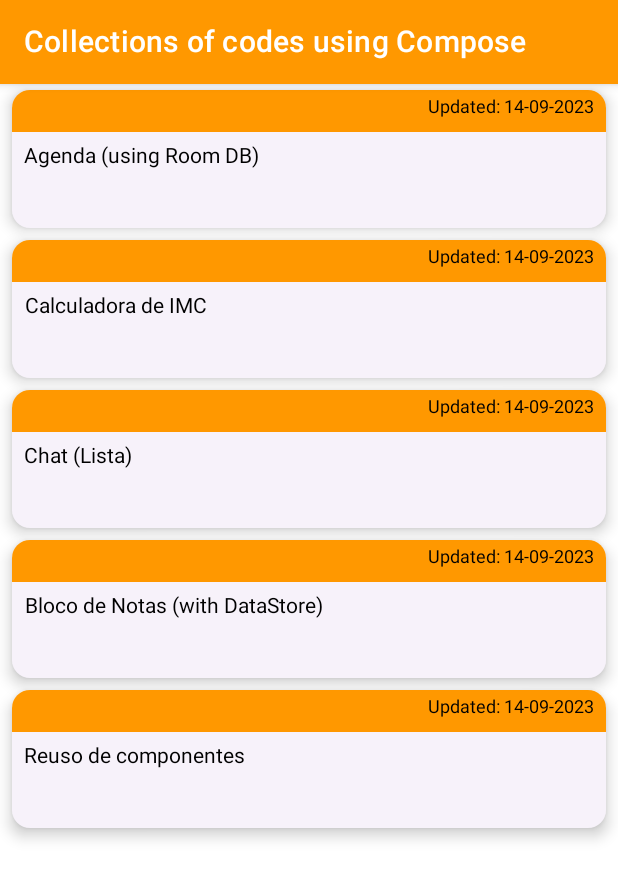
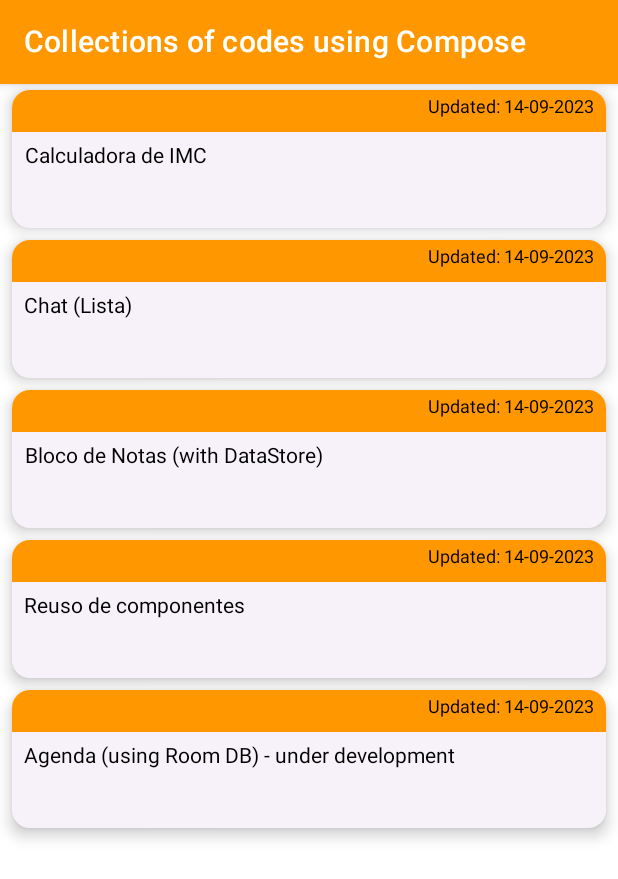
Before and after one commit to giovanileitevitor/TestingApp, an Android app built with Jetpack Compose: the screen it shows after launch (MainActivity), on a phone screen of 412 x 824 dp. Shown: the top 879 px of the screen. Run offline under Robolectric (Android 15) with nearby library versions, the phone set to English and light mode, and no system bars.

Commit message:
Jetpack compose

```diff
--- a/app/src/main/java/br/applabbs/testingapp/ui/theme/MainActivity.kt
+++ b/app/src/main/java/br/applabbs/testingapp/ui/theme/MainActivity.kt
@@ -76,12 +76,6 @@ fun Home(){
             val context = LocalContext.current
 
             CustomCard(
-                text = "Agenda (using Room DB)"
-            ) {
-                context.startActivity(Intent(context, AgendaActivity::class.java))
-            }
-
-            CustomCard(
                 text = "Calculadora de IMC"
             ) {
                 context.startActivity(Intent(context, CalculaImcActivity::class.java))
@@ -105,6 +99,12 @@ fun Home(){
                 context.startActivity(Intent(context, ReusingComponentActivity::class.java))
             }
 
+            CustomCard(
+                text = "Agenda (using Room DB) - under development"
+            ) {
+                context.startActivity(Intent(context, AgendaActivity::class.java))
+            }
+
         }
     }
 
```
